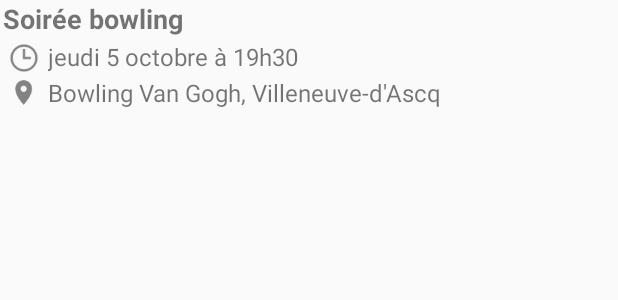
After one commit to claireCodess/platine-front, an Android app: the layout list_item_layout.xml on its own in the app's theme, with its tools: preview values and no code run, on a phone screen of 412 x 824 dp. The commit adds this screen. Shown: the top 300 px of the screen. Run offline under Robolectric (Android 15) with nearby library versions, the phone set to English and light mode, and no system bars.

Commit message:
Liste des événements : layouts de base définis

```diff
--- /dev/null
+++ b/app/src/main/res/layout/list_item_layout.xml
@@ -0,0 +1,65 @@
+<?xml version="1.0" encoding="utf-8"?>
+<RelativeLayout xmlns:android="http://schemas.android.com/apk/res/android"
+    xmlns:tools="http://schemas.android.com/tools"
+    android:layout_width="match_parent"
+    android:layout_height="wrap_content">
+
+    <TextView
+        android:id="@+id/event_name"
+        android:layout_width="match_parent"
+        android:layout_height="wrap_content"
+        android:layout_alignParentLeft="true"
+        android:layout_alignParentStart="true"
+        android:layout_alignParentTop="true"
+        android:fontFamily="sans-serif"
+        android:paddingBottom="2dp"
+        android:paddingLeft="2dp"
+        android:text="Soirée bowling"
+        android:textSize="18sp"
+        android:textStyle="bold" />
+
+    <ImageView
+        android:id="@+id/event_date_img"
+        android:layout_width="wrap_content"
+        android:layout_height="wrap_content"
+        android:layout_alignBottom="@id/event_date"
+        android:layout_alignParentLeft="true"
+        android:layout_alignParentStart="true"
+        android:layout_below="@+id/event_name"
+        android:src="@drawable/ic_clock" />
+
+    <TextView
+        android:id="@+id/event_date"
+        android:layout_width="match_parent"
+        android:layout_height="wrap_content"
+        android:layout_below="@+id/event_name"
+        android:layout_toRightOf="@+id/event_date_img"
+        android:layout_toEndOf="@+id/event_date_img"
+        android:paddingBottom="2dp"
+        android:text="jeudi 5 octobre à 19h30"
+        android:textSize="16sp"
+        android:textStyle="normal" />
+
+    <ImageView
+        android:id="@+id/event_location_img"
+        android:layout_width="wrap_content"
+        android:layout_height="wrap_content"
+        android:layout_alignBottom="@id/event_location"
+        android:layout_alignParentLeft="true"
+        android:layout_alignParentStart="true"
+        android:layout_below="@+id/event_date"
+        android:src="@drawable/ic_location" />
+
+    <TextView
+        android:id="@+id/event_location"
+        android:layout_width="match_parent"
+        android:layout_height="wrap_content"
+        android:layout_below="@+id/event_date"
+        android:layout_marginBottom="10dp"
+        android:layout_toEndOf="@+id/event_location_img"
+        android:layout_toRightOf="@+id/event_location_img"
+        android:text="Bowling Van Gogh, Villeneuve-d'Ascq"
+        android:textSize="16sp"
+        android:textStyle="normal" />
+
+</RelativeLayout>
--- a/app/src/main/res/values/colors.xml
+++ b/app/src/main/res/values/colors.xml
@@ -3,4 +3,6 @@
     <color name="colorPrimary">#3F51B5</color>
     <color name="colorPrimaryDark">#303F9F</color>
     <color name="colorAccent">#FF4081</color>
+    <color name="color1">#FFFFFF</color>
+    <color name="color2">#C7C7C7</color>
 </resources>
```
Also changed, not shown: app/src/main/res/layout/activity_main.xml (+27 -8 lines), app/src/main/res/layout/content_main.xml (added, +19 -0 lines), app/src/main/res/drawable-hdpi/ic_clock.png (added), app/src/main/res/drawable-hdpi/ic_location.png (added), app/src/main/res/drawable-mdpi/ic_clock.png (added), app/src/main/res/drawable-mdpi/ic_location.png (added), app/src/main/res/drawable-xhdpi/ic_clock.png (added), app/src/main/res/drawable-xhdpi/ic_location.png (added), app/src/main/res/drawable-xxhdpi/ic_clock.png (added), app/src/main/res/drawable-xxhdpi/ic_location.png (added).
